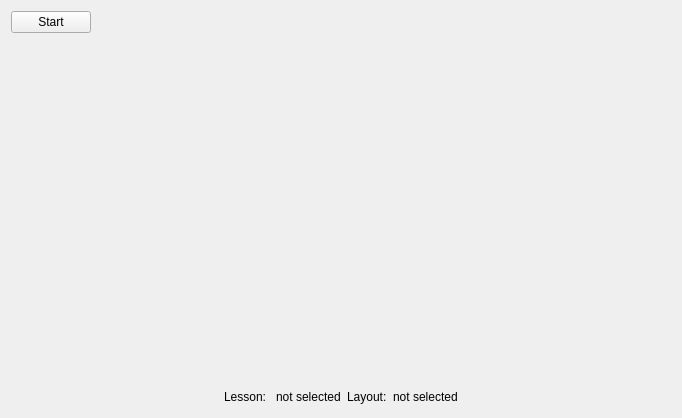
The window that src/stamina.ui (leonidorg/qstamina) describes before a commit, drawn with Qt 5.
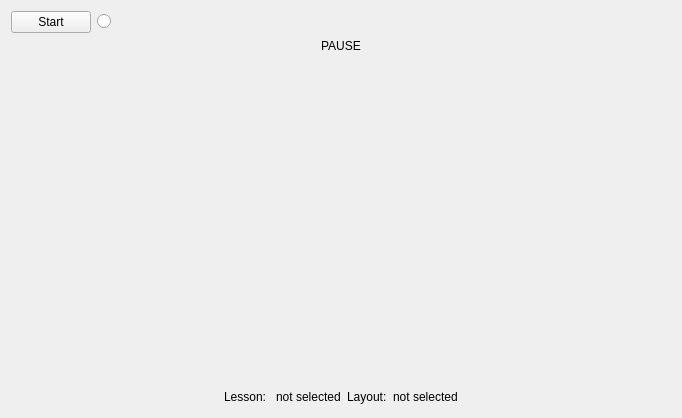
The same window after the commit. Icons and pictures are not drawn.

Commit message: добавлена радиокнопка управления паузой и индикатор паузы

```diff
--- a/src/stamina.ui
+++ b/src/stamina.ui
@@ -34,6 +34,16 @@
         </property>
        </widget>
       </item>
+      <item>
+       <widget class="QRadioButton" name="radioButton">
+        <property name="focusPolicy">
+         <enum>Qt::NoFocus</enum>
+        </property>
+        <property name="text">
+         <string/>
+        </property>
+       </widget>
+      </item>
       <item>
        <spacer name="horizontalSpacer">
         <property name="locale">
@@ -65,6 +75,16 @@
       </item>
      </layout>
     </item>
+    <item>
+     <widget class="QLabel" name="pause_Label">
+      <property name="text">
+       <string>PAUSE</string>
+      </property>
+      <property name="alignment">
+       <set>Qt::AlignCenter</set>
+      </property>
+     </widget>
+    </item>
     <item>
      <widget class="QFrame" name="frameTextField">
       <property name="sizePolicy">
```
Left out of the diff: 3 changed lines with no effect on the pictures.
